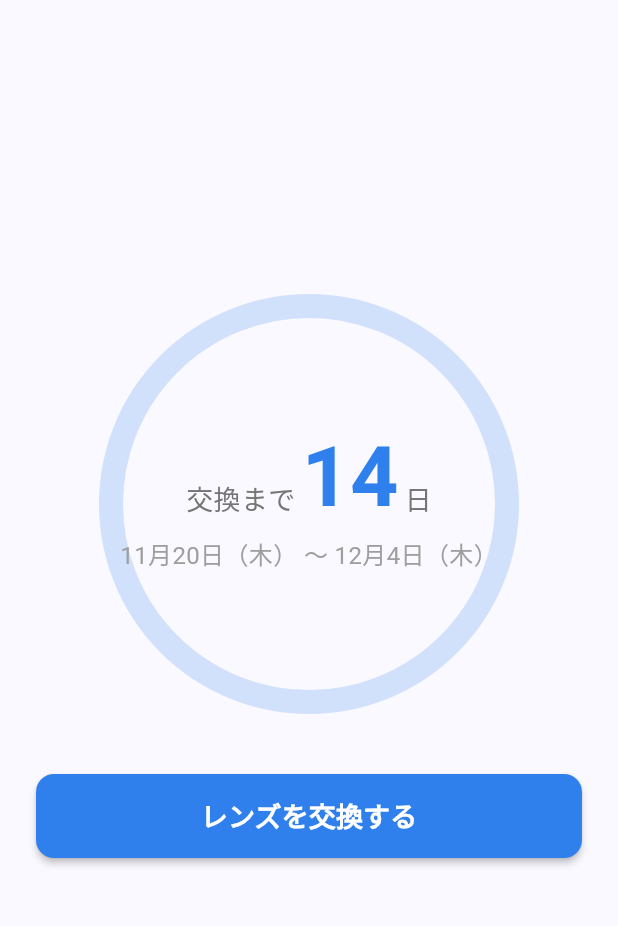
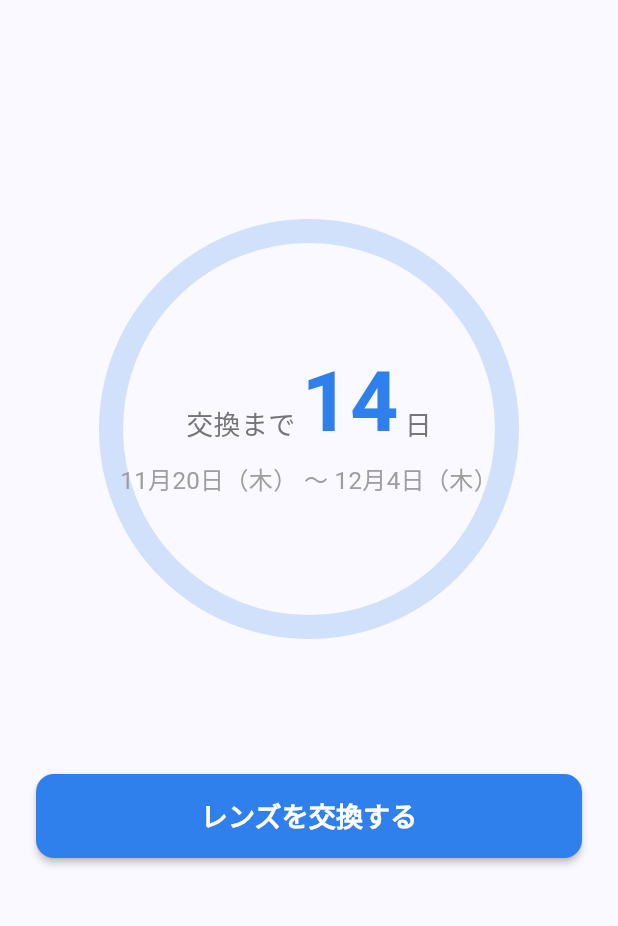
Before and after one commit to N-plus/contact_lens_management, a Flutter app: the screen it shows after launch, on a phone screen of 412 x 824 dp, the part 84-1010 px from its top. Run offline on Flutter 3.47's test engine with Material 3 defaults, Android fonts, the phone set to English and light mode, and no system bars; our stand-ins replace flutter_local_notifications, shared_preferences, timezone.

Commit message:
Adjust circular progress position

```diff
--- a/lib/main.dart
+++ b/lib/main.dart
@@ -480,7 +480,9 @@ class _HomeScreenState extends State<HomeScreen> {
           child: Column(
             mainAxisAlignment: MainAxisAlignment.center,
             children: [
-              SizedBox(
+              Transform.translate(
+                offset: const Offset(0, -50),
+                child: SizedBox(
                   width: 280,
                   height: 280,
                   child: Stack(
@@ -539,6 +541,7 @@ class _HomeScreenState extends State<HomeScreen> {
                         ],
                       ),
                     ],
+                  ),
                 ),
               ),
               const SizedBox(height: 40),
```
Lines whose indentation alone changed are shown as unchanged.
